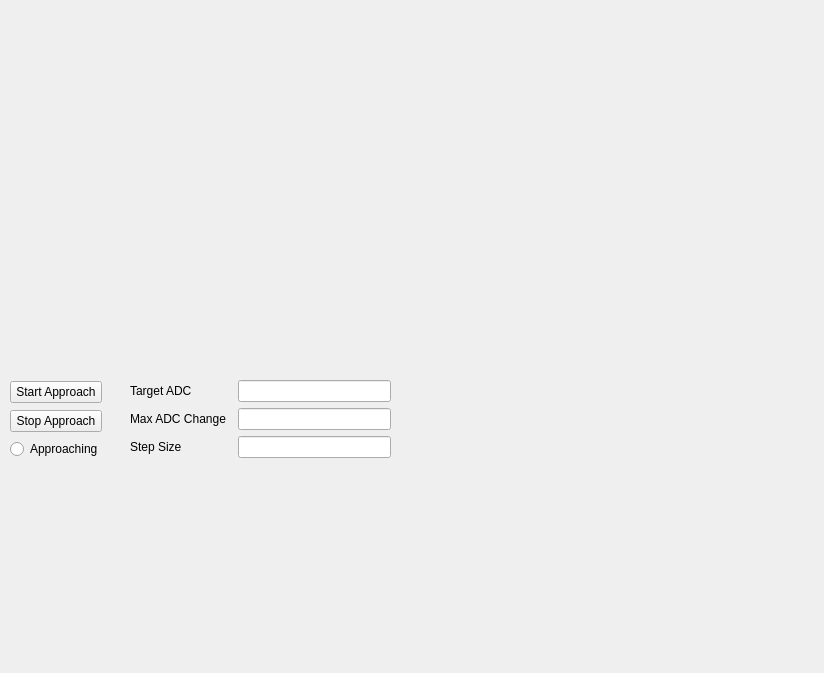
First picture: the form in gui/ui/approach_widget.ui, repository MechRedPanda/red-panda-afm, before the edit.
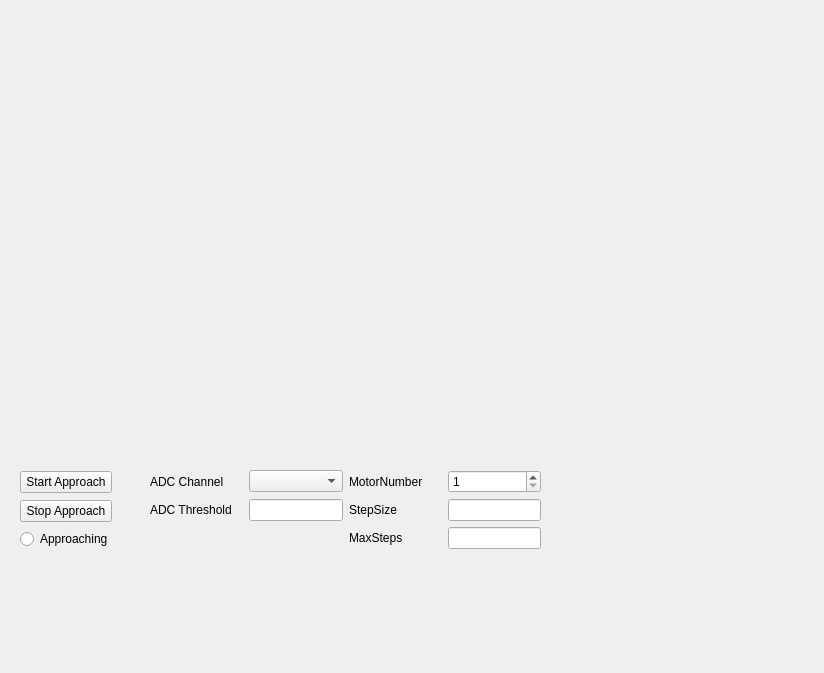
Second picture: the form after the edit. Custom widgets are drawn as their Qt base class.

The edit to the form file:
```diff
--- a/gui/ui/approach_widget.ui
+++ b/gui/ui/approach_widget.ui
@@ -19,56 +19,83 @@
      <x>20</x>
      <y>30</y>
      <width>751</width>
-     <height>321</height>
+     <height>421</height>
     </rect>
    </property>
   </widget>
   <widget class="QWidget" name="gridLayoutWidget">
    <property name="geometry">
     <rect>
-     <x>130</x>
-     <y>380</y>
-     <width>261</width>
+     <x>150</x>
+     <y>470</y>
+     <width>391</width>
      <height>80</height>
     </rect>
    </property>
-   <layout class="QGridLayout" name="gridLayout" columnstretch="2,3">
+   <layout class="QGridLayout" name="gridLayout" columnstretch="2,2,2,2">
+    <item row="0" column="0">
+     <widget class="QLabel" name="label">
+      <property name="text">
+       <string>ADC Channel</string>
+      </property>
+     </widget>
+    </item>
+    <item row="1" column="3">
+     <widget class="QLineEdit" name="step_size"/>
+    </item>
+    <item row="1" column="2">
+     <widget class="QLabel" name="label_4">
+      <property name="text">
+       <string>StepSize</string>
+      </property>
+     </widget>
+    </item>
+    <item row="0" column="2">
+     <widget class="QLabel" name="label_5">
+      <property name="text">
+       <string>MotorNumber</string>
+      </property>
+     </widget>
+    </item>
+    <item row="2" column="2">
+     <widget class="QLabel" name="label_6">
+      <property name="text">
+       <string>MaxSteps</string>
+      </property>
+     </widget>
+    </item>
+    <item row="2" column="3">
+     <widget class="QLineEdit" name="max_steps"/>
+    </item>
+    <item row="1" column="1">
+     <widget class="QLineEdit" name="threshold">
+      <property name="text">
+       <string/>
+      </property>
+     </widget>
+    </item>
     <item row="1" column="0">
      <widget class="QLabel" name="label_2">
       <property name="text">
-       <string>Max ADC Change</string>
+       <string>ADC Threshold</string>
       </property>
      </widget>
     </item>
-    <item row="1" column="1">
-     <widget class="QLineEdit" name="f_end">
-      <property name="text">
-       <string/>
+    <item row="0" column="3">
+     <widget class="QSpinBox" name="motor_number">
+      <property name="minimum">
+       <number>1</number>
       </property>
      </widget>
     </item>
     <item row="0" column="1">
-     <widget class="QLineEdit" name="f_start"/>
-    </item>
-    <item row="2" column="0">
-     <widget class="QLabel" name="label_3">
-      <property name="text">
-       <string>Step Size</string>
-      </property>
-     </widget>
-    </item>
-    <item row="0" column="0">
-     <widget class="QLabel" name="label">
-      <property name="text">
-       <string>Target ADC</string>
-      </property>
-     </widget>
-    </item>
-    <item row="2" column="1">
-     <widget class="QLineEdit" name="step_size">
-      <property name="text">
+     <widget class="QComboBox" name="adc_channel">
+      <property name="currentText">
        <string/>
       </property>
+      <property name="currentIndex">
+       <number>-1</number>
+      </property>
      </widget>
     </item>
    </layout>
@@ -76,8 +103,8 @@
   <widget class="QWidget" name="verticalLayoutWidget">
    <property name="geometry">
     <rect>
-     <x>10</x>
-     <y>380</y>
+     <x>20</x>
+     <y>470</y>
      <width>92</width>
      <height>80</height>
     </rect>
```
Left out of the diff: 12 changed lines with no effect on the pictures.
